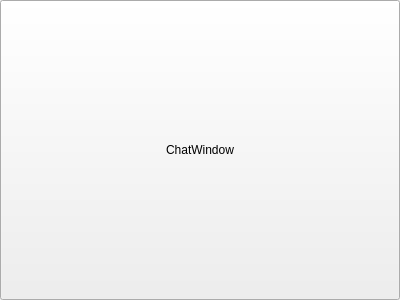
Above: src/ui/ChatWindow/ChatWindow.ui from guoiaoang/TaoTieChat before the change. Below: the same form after it.
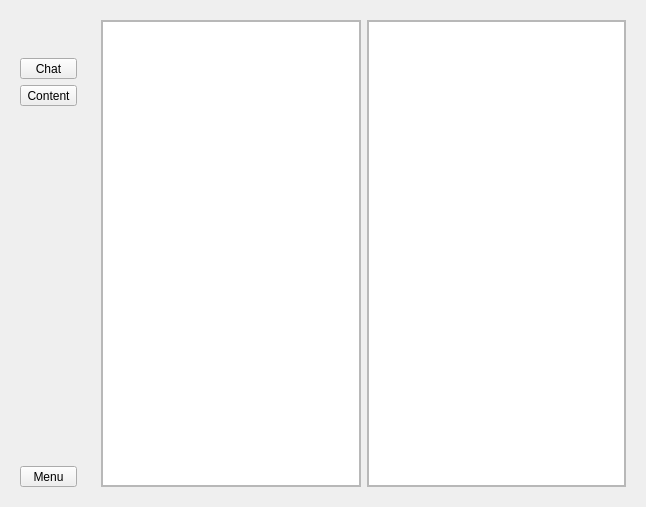
That is the form after the change.

Commit message: 主界面添加框架窗口

Diff of the .ui file:
```diff
--- a/src/ui/ChatWindow/ChatWindow.ui
+++ b/src/ui/ChatWindow/ChatWindow.ui
@@ -6,43 +6,179 @@
    <rect>
     <x>0</x>
     <y>0</y>
-    <width>400</width>
-    <height>300</height>
+    <width>646</width>
+    <height>507</height>
    </rect>
   </property>
   <property name="windowTitle">
    <string>ChatWindow</string>
   </property>
-  <layout class="QGridLayout" name="layout_chat_window">
-   <property name="sizeConstraint">
-    <enum>QLayout::SizeConstraint::SetNoConstraint</enum>
-   </property>
-   <property name="leftMargin">
-    <number>0</number>
-   </property>
-   <property name="topMargin">
-    <number>0</number>
-   </property>
-   <property name="rightMargin">
-    <number>0</number>
-   </property>
-   <property name="bottomMargin">
-    <number>0</number>
-   </property>
-   <property name="spacing">
-    <number>0</number>
-   </property>
-   <item row="0" column="0">
-    <widget class="QToolButton" name="button_chat">
+  <layout class="QHBoxLayout" name="chat_layout">
+   <item>
+    <widget class="QWidget" name="navigate_widget" native="true">
      <property name="sizePolicy">
-      <sizepolicy hsizetype="Preferred" vsizetype="Preferred">
+      <sizepolicy hsizetype="Fixed" vsizetype="Preferred">
        <horstretch>0</horstretch>
        <verstretch>0</verstretch>
       </sizepolicy>
      </property>
-     <property name="text">
-      <string>ChatWindow</string>
-     </property>
+     <layout class="QVBoxLayout" name="navigate_layout">
+      <item>
+       <widget class="QLabel" name="navigate_label_avatar">
+        <property name="minimumSize">
+         <size>
+          <width>32</width>
+          <height>32</height>
+         </size>
+        </property>
+        <property name="styleSheet">
+         <string notr="true">color: qradialgradient(spread:pad, cx:0.5, cy:0.5, radius:0.5, fx:0.5, fy:0.5, stop:0 rgba(0, 0, 0, 0), stop:0.52 rgba(0, 0, 0, 0), stop:0.565 rgba(82, 121, 76, 33), stop:0.65 rgba(159, 235, 148, 64), stop:0.721925 rgba(255, 238, 150, 129), stop:0.77 rgba(255, 128, 128, 204), stop:0.89 rgba(191, 128, 255, 64), stop:1 rgba(0, 0, 0, 0));</string>
+        </property>
+        <property name="text">
+         <string/>
+        </property>
+       </widget>
+      </item>
+      <item>
+       <layout class="QVBoxLayout" name="navigate_layout_contact">
+        <item>
+         <widget class="QToolButton" name="navigate_button_chat">
+          <property name="sizePolicy">
+           <sizepolicy hsizetype="Preferred" vsizetype="Preferred">
+            <horstretch>0</horstretch>
+            <verstretch>0</verstretch>
+           </sizepolicy>
+          </property>
+          <property name="text">
+           <string>Chat</string>
+          </property>
+         </widget>
+        </item>
+        <item>
+         <widget class="QToolButton" name="navigate_button_contact">
+          <property name="sizePolicy">
+           <sizepolicy hsizetype="Preferred" vsizetype="Preferred">
+            <horstretch>0</horstretch>
+            <verstretch>0</verstretch>
+           </sizepolicy>
+          </property>
+          <property name="text">
+           <string>Content</string>
+          </property>
+         </widget>
+        </item>
+       </layout>
+      </item>
+      <item>
+       <spacer name="navigate_spacer_middle">
+        <property name="orientation">
+         <enum>Qt::Orientation::Vertical</enum>
+        </property>
+        <property name="sizeHint" stdset="0">
+         <size>
+          <width>20</width>
+          <height>344</height>
+         </size>
+        </property>
+       </spacer>
+      </item>
+      <item>
+       <widget class="QToolButton" name="navigate_button_menu">
+        <property name="sizePolicy">
+         <sizepolicy hsizetype="Preferred" vsizetype="Preferred">
+          <horstretch>0</horstretch>
+          <verstretch>0</verstretch>
+         </sizepolicy>
+        </property>
+        <property name="text">
+         <string>Menu</string>
+        </property>
+       </widget>
+      </item>
+     </layout>
+    </widget>
+   </item>
+   <item>
+    <widget class="QWidget" name="content_widget" native="true">
+     <layout class="QHBoxLayout" name="content_layout">
+      <item>
+       <widget class="QStackedWidget" name="stacked_content_list">
+        <property name="frameShape">
+         <enum>QFrame::Shape::StyledPanel</enum>
+        </property>
+        <property name="frameShadow">
+         <enum>QFrame::Shadow::Raised</enum>
+        </property>
+        <widget class="QWidget" name="stacked_page_chat" native="true">
+         <layout class="QGridLayout" name="stacked_layout_chat">
+          <property name="leftMargin">
+           <number>0</number>
+          </property>
+          <property name="topMargin">
+           <number>0</number>
+          </property>
+          <property name="rightMargin">
+           <number>0</number>
+          </property>
+          <property name="bottomMargin">
+           <number>0</number>
+          </property>
+          <item row="0" column="0">
+           <widget class="QListWidget" name="page_list_chat"/>
+          </item>
+         </layout>
+        </widget>
+        <widget class="QWidget" name="stacked_page_content">
+         <layout class="QGridLayout" name="stacked_layout_content">
+          <property name="leftMargin">
+           <number>0</number>
+          </property>
+          <property name="topMargin">
+           <number>0</number>
+          </property>
+          <property name="rightMargin">
+           <number>0</number>
+          </property>
+          <property name="bottomMargin">
+           <number>0</number>
+          </property>
+          <item row="0" column="0">
+           <widget class="QListWidget" name="page_list_content"/>
+          </item>
+         </layout>
+        </widget>
+       </widget>
+      </item>
+      <item>
+       <widget class="QStackedWidget" name="stacked_content_detail">
+        <property name="frameShape">
+         <enum>QFrame::Shape::StyledPanel</enum>
+        </property>
+        <property name="frameShadow">
+         <enum>QFrame::Shadow::Raised</enum>
+        </property>
+        <widget class="QWidget" name="stacked_page_detail" native="true">
+         <layout class="QGridLayout" name="stacked_layout_detail">
+          <property name="leftMargin">
+           <number>0</number>
+          </property>
+          <property name="topMargin">
+           <number>0</number>
+          </property>
+          <property name="rightMargin">
+           <number>0</number>
+          </property>
+          <property name="bottomMargin">
+           <number>0</number>
+          </property>
+          <item row="0" column="0">
+           <widget class="QListWidget" name="page_list_detail"/>
+          </item>
+         </layout>
+        </widget>
+       </widget>
+      </item>
+     </layout>
     </widget>
    </item>
   </layout>
```
The commit also changes 4 other files.
